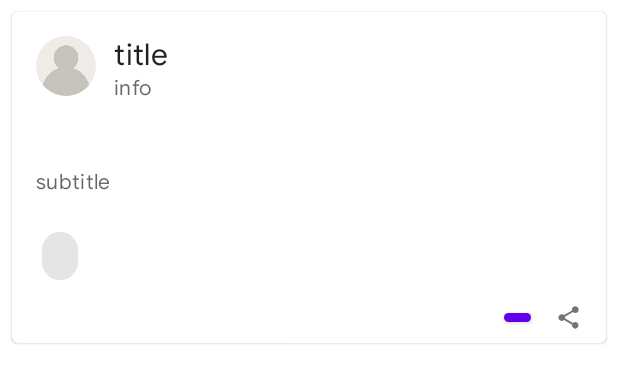
After one commit to Chingpo-Lin/IQBooster, an Android app: the layout dialog_shake.xml on its own in the app's theme, with its tools: preview values and no code run, on a phone screen of 412 x 824 dp. The commit adds this screen. Shown: the top 383 px of the screen. Run offline under Robolectric (Android 15) with nearby library versions, the phone set to English and light mode, and no system bars; plain views replace LikeButton.

Commit message:
added map control and change dialog shake

```diff
--- a/app/src/main/java/com/example/iqbooster/MainActivity.java
+++ b/app/src/main/java/com/example/iqbooster/MainActivity.java
@@ -85,7 +85,7 @@ public class MainActivity extends AppCompatActivity implements NavigationView.On
     private NewsFeed mNewsFeedFragment;
 
     // 速度阈值，当摇晃速度达到这值后产生作用
-    private static final int SPEED_THRESHOLD = 1000;
+    private static final int SPEED_THRESHOLD = 1300;
     // 两次检测的时间间隔
     private static final int UPDATE_INTERVAL_TIME = 120;
     SensorManager sensorManager;
@@ -282,11 +282,15 @@ public class MainActivity extends AppCompatActivity implements NavigationView.On
                     long randomIdx = ThreadLocalRandom.current().nextLong(count);
                     long currIdx = 0;
 
+                    Log.d(TAG, "count: " + count);
+                    Log.d(TAG, "randomIdx: " + randomIdx);
+
                     for (DataSnapshot dsPost : snapshot.getChildren()) {
                         if (currIdx < randomIdx) {
                             ++currIdx;
                             continue;
                         }
+                        Log.d(TAG, "currIdx: " + currIdx);
                         retPost[0] = dsPost.getValue(Post.class);
                         break;
                     }
@@ -315,10 +319,11 @@ public class MainActivity extends AppCompatActivity implements NavigationView.On
                     ImageView mThumbnail = dialogView.findViewById(R.id.card_textwithimg_thumbnail);
                     TextView mSubtitle = dialogView.findViewById(R.id.card_textwithimg_subtitle);
                     Chip mFirstChip = dialogView.findViewById(R.id.post_heading_tagChip);
+                    Chip mSecondChip = dialogView.findViewById(R.id.post_heading_tagChip2);
+                    Chip mThirdChip = dialogView.findViewById(R.id.post_heading_tagChip3);
 
                     LikeButton mLikeBtn = dialogView.findViewById(R.id.like_collect_share_likeButton);
                     TextView mLikeCount = dialogView.findViewById(R.id.like_collect_share_likeCount);
-                    LikeButton mCollectBtn = dialogView.findViewById(R.id.like_collect_share_collect);
                     ImageView mShare = dialogView.findViewById(R.id.like_collect_share_share);
 
                     DatabaseReference databaseReference = FirebaseDatabase.getInstance().getReference();
@@ -389,14 +394,25 @@ public class MainActivity extends AppCompatActivity implements NavigationView.On
                             .child(getResources().getString(R.string.db_posts))
                             .child(retPost[0].getRandomID())
                             .child(getResources().getString(R.string.db_tags))
-                            .addValueEventListener(new ValueEventListener() {
+                            .addListenerForSingleValueEvent(new ValueEventListener() {
                         @Override
                         public void onDataChange(@NonNull DataSnapshot snapshot) {
                             currTags[0] = snapshot.getValue(Tags.class);
                             ArrayList<String> allTrue = currTags[0].allTrue();
-                            if (!allTrue.isEmpty()) {
+                            if (allTrue.size() >= 1) {
                                 mFirstChip.setText("#" + allTrue.get(0));
                                 mFirstChip.setTextColor(Color.parseColor(getRandom.getRandomColor()));
+                                mFirstChip.setVisibility(View.VISIBLE);
+                            }
+                            if (allTrue.size() >= 2) {
+                                mSecondChip.setText("#" + allTrue.get(1));
+                                mSecondChip.setTextColor(Color.parseColor(getRandom.getRandomColor()));
+                                mSecondChip.setVisibility(View.VISIBLE);
+                            }
+                            if (allTrue.size() >= 3) {
+                                mThirdChip.setText("#" + allTrue.get(2));
+                                mThirdChip.setTextColor(Color.parseColor(getRandom.getRandomColor()));
+                                mThirdChip.setVisibility(View.VISIBLE);
                             }
                         }
 
--- a/app/src/main/java/com/example/iqbooster/login/MapsActivity.java
+++ b/app/src/main/java/com/example/iqbooster/login/MapsActivity.java
@@ -32,6 +32,7 @@ import com.google.android.gms.maps.CameraUpdateFactory;
 import com.google.android.gms.maps.GoogleMap;
 import com.google.android.gms.maps.OnMapReadyCallback;
 import com.google.android.gms.maps.SupportMapFragment;
+import com.google.android.gms.maps.UiSettings;
 import com.google.android.gms.maps.model.LatLng;
 import com.google.android.gms.maps.model.MarkerOptions;
 import com.google.android.gms.tasks.OnSuccessListener;
@@ -227,6 +228,9 @@ public class MapsActivity extends AppCompatActivity implements OnMapReadyCallbac
     @Override
     public void onMapReady(GoogleMap googleMap) {
         mMap = googleMap;
+        UiSettings uiSettings = mMap.getUiSettings();
+        uiSettings.setZoomControlsEnabled(true);
+        mMap.setPadding(0,0,0,mConfirmButton.getHeight());
         // Add a marker in Sydney and move the camera
     }
 }
--- a/app/src/main/res/layout/activity_maps.xml
+++ b/app/src/main/res/layout/activity_maps.xml
@@ -39,7 +39,7 @@
         android:text="Confirm Location"
         android:enabled="false"
         app:layout_constraintBottom_toBottomOf="parent"
-        android:layout_marginBottom="28sp"
+        android:layout_marginBottom="8sp"
         style="@style/custom_bottom" />
 
     <ImageView
@@ -50,7 +50,7 @@
         android:layout_margin="20sp"
         android:clickable="true"
         app:layout_constraintBottom_toTopOf="@id/location_button"
-        app:layout_constraintEnd_toEndOf="parent" />
+        app:layout_constraintStart_toStartOf="parent" />
 
 
 </androidx.constraintlayout.widget.ConstraintLayout>
--- /dev/null
+++ b/app/src/main/res/layout/dialog_shake.xml
@@ -0,0 +1,100 @@
+<?xml version="1.0" encoding="utf-8"?>
+<com.google.android.material.card.MaterialCardView android:id="@+id/card"
+    android:layout_width="match_parent"
+    android:layout_height="wrap_content"
+    android:layout_margin="8sp"
+    xmlns:app="http://schemas.android.com/apk/res-auto"
+    xmlns:tools="http://schemas.android.com/tools"
+    xmlns:android="http://schemas.android.com/apk/res/android">
+
+    <LinearLayout
+        android:layout_width="match_parent"
+        android:layout_height="wrap_content"
+        android:orientation="vertical">
+
+        <include
+            layout="@layout/post_heading" />
+
+        <!-- Media -->
+        <ImageView
+            android:visibility="gone"
+            android:id="@+id/card_textwithimg_thumbnail"
+            android:layout_width="match_parent"
+            android:layout_height="194sp"
+            tools:ignore="UnusedAttribute"
+            android:scaleType="centerCrop"
+            />
+
+        <LinearLayout
+            android:layout_width="match_parent"
+            android:layout_height="wrap_content"
+            android:orientation="vertical"
+            android:padding="16sp">
+
+            <TextView
+                android:id="@+id/card_textwithimg_subtitle"
+                android:layout_width="wrap_content"
+                android:layout_height="wrap_content"
+                android:layout_marginTop="16sp"
+                android:text="subtitle"
+                android:textAppearance="?attr/textAppearanceBody2"
+                android:textColor="?android:attr/textColorSecondary"
+                />
+
+        </LinearLayout>
+
+        <LinearLayout
+            android:orientation="horizontal"
+            android:layout_marginHorizontal="8sp"
+            android:layout_width="match_parent"
+            android:layout_height="wrap_content">
+
+            <HorizontalScrollView
+                android:layout_width="match_parent"
+                android:layout_height="wrap_content"
+                android:layout_gravity="center_vertical"
+                android:scrollbars="none">
+
+                <com.google.android.material.chip.ChipGroup
+                    app:singleLine="true"
+                    android:layout_width="wrap_content"
+                    android:layout_height="match_parent">
+
+                    <com.google.android.material.chip.Chip
+                        android:id="@+id/post_heading_tagChip"
+                        android:layout_width="wrap_content"
+                        android:layout_height="wrap_content"
+                        android:clickable="false"
+                        android:text="" />
+
+                    <com.google.android.material.chip.Chip
+                        android:visibility="gone"
+                        android:id="@+id/post_heading_tagChip2"
+                        android:layout_width="wrap_content"
+                        android:layout_height="wrap_content"
+                        android:clickable="false"
+                        android:text="" />
+
+                    <com.google.android.material.chip.Chip
+                        android:visibility="gone"
+                        android:id="@+id/post_heading_tagChip3"
+                        android:layout_width="wrap_content"
+                        android:layout_height="wrap_content"
+                        android:clickable="false"
+                        android:text="" />
+
+                </com.google.android.material.chip.ChipGroup>
+
+            </HorizontalScrollView>
+
+        </LinearLayout>
+
+        <include
+            android:layout_width="match_parent"
+            android:layout_height="wrap_content"
+            android:layout_gravity="center_vertical"
+            layout="@layout/layout_like_collect_share_sheet"/>
+
+    </LinearLayout>
+
+</com.google.android.material.card.MaterialCardView>
```
